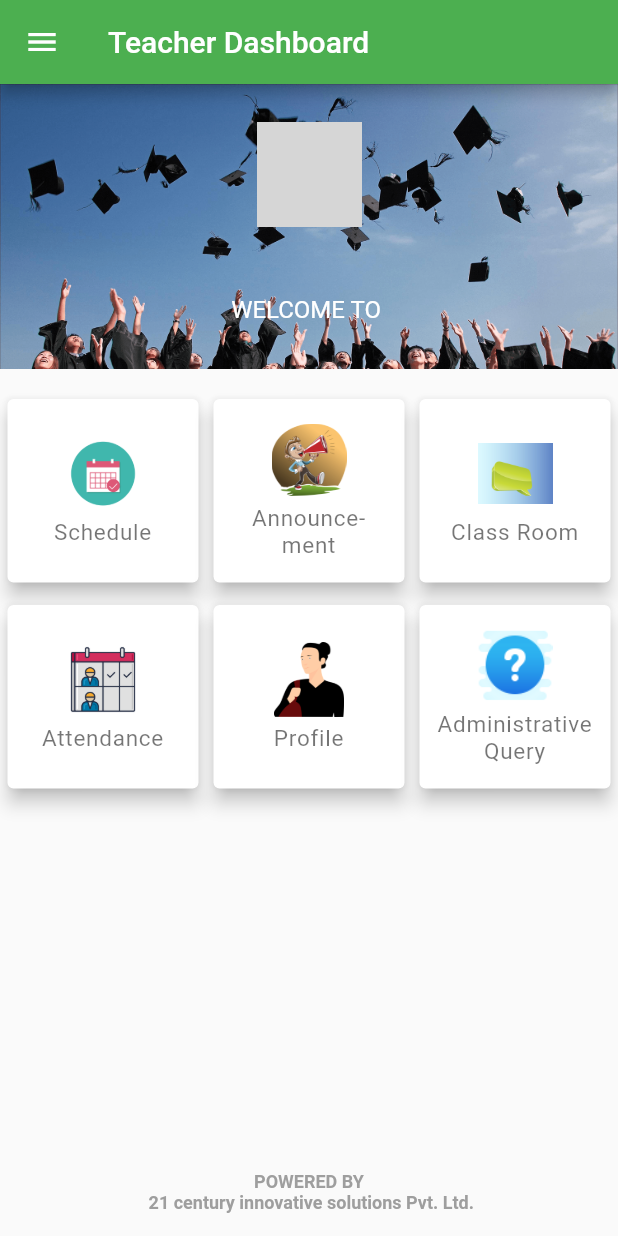
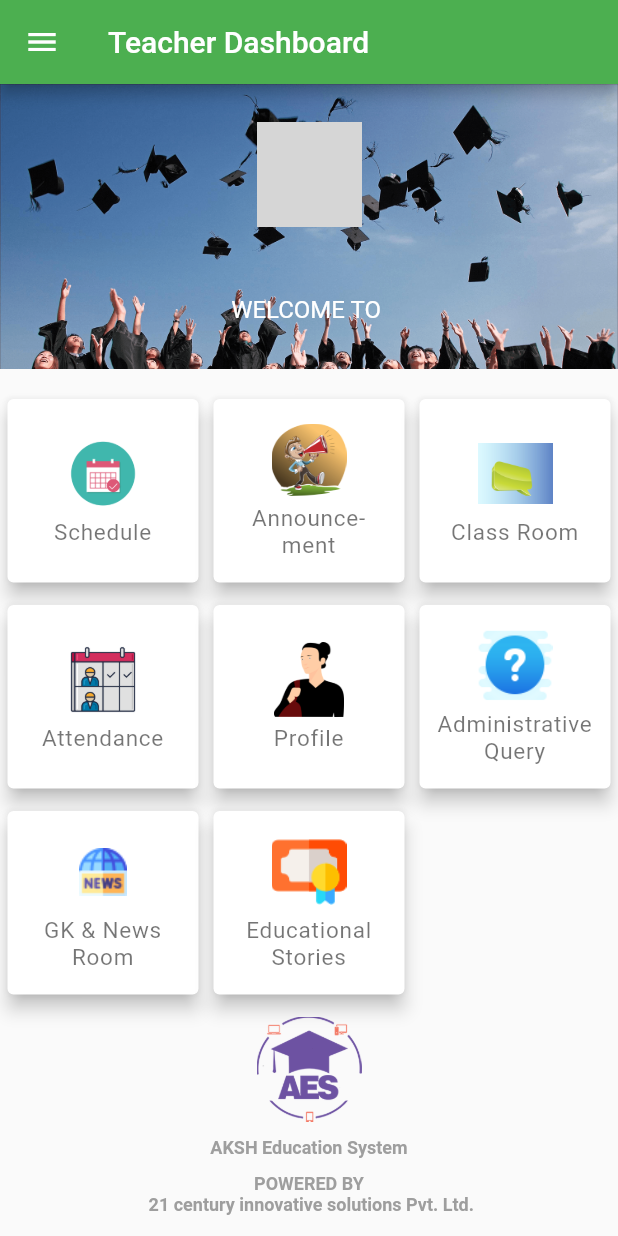
Before and after one commit to shrawank039/teachers_flutter, a Flutter app: the Announcement screen opened directly, in the side drawer, after a tap on "Dashboard", on a phone screen of 412 x 824 dp. Run offline on Flutter 3.47's test engine with Material 2 defaults, Android fonts, the phone set to English and light mode, and no system bars; our stand-ins replace cached_network_image, file_picker, flutter_spinkit, fluttertoast, image_picker, loading_overlay and 2 more; missing offline and left inert: adhara_socket_io, advance_pdf_viewer, jitsi_meet, onesignal_flutter; accounts and stored records are empty; network calls fail; statements that could not run were skipped; grey boxes are pictures that could not be loaded.

Commit message:
Update With Video call and news room

```diff
--- a/lib/CustomDrawer.dart
+++ b/lib/CustomDrawer.dart
@@ -2,6 +2,7 @@ import 'dart:convert';
 import 'package:flutter/cupertino.dart';
 import 'package:flutter/material.dart';
 import 'package:shared_preferences/shared_preferences.dart';
+import 'package:teachers/NewsRoom/NewsRoom.dart';
 import 'Dashboard/Dashboard.dart';
 import 'Profile/Profile.dart';
 import 'Announcement/Announcement.dart';
@@ -81,13 +82,13 @@ class _DrawerState extends State<CustomDrawer> {
           ),
 
           ListTile(
-            leading: const Icon(Icons.archive),
+            leading: const Icon(Icons.chat),
             title: Text(
-              'Profile',
+              'Class Room',
               style: MenuTextStyle,
             ),
             onTap: () {
-              Route route = MaterialPageRoute(builder: (context) => Profile());
+              Route route = MaterialPageRoute(builder: (context) => TabIndex());
               Navigator.pushReplacement(context, route);
             },
           ),
@@ -118,25 +119,43 @@ class _DrawerState extends State<CustomDrawer> {
           ),
 
           ListTile(
-            leading: const Icon(Icons.chat),
-            title: Text(
-              'Class Room',
-              style: MenuTextStyle,
-            ),
+            leading: const Icon(Icons.bookmark_border),
+            title: Text('GK & News Room', style: MenuTextStyle,),
             onTap: () {
-              Route route = MaterialPageRoute(builder: (context) => TabIndex());
+              Route route = MaterialPageRoute(builder: (context) => NewsRoom("news", "GK & News Room"));
               Navigator.pushReplacement(context, route);
             },
           ),
 
-//          ListTile(
-//            leading: const Icon(Icons.live_help),
-//            title: Text('Support', style: MenuTextStyle,),
-//            onTap: () {
-//              Route route = MaterialPageRoute(builder: (context) => ContactAgreement());
-//              Navigator.pushReplacement(context, route);
-//            },
-//          ),
+          ListTile(
+            leading: const Icon(Icons.bookmark_border),
+            title: Text('Educational Stories', style: MenuTextStyle,),
+            onTap: () {
+              Route route = MaterialPageRoute(builder: (context) => NewsRoom('storyTime', "Educational Stories"));
+              Navigator.pushReplacement(context, route);
+            },
+          ),
+
+          ListTile(
+            leading: const Icon(Icons.live_help),
+            title: Text('Support', style: MenuTextStyle,),
+            onTap: () {
+              Route route = MaterialPageRoute(builder: (context) => ContactAgreement());
+              Navigator.pushReplacement(context, route);
+            },
+          ),
+
+          ListTile(
+            leading: const Icon(Icons.archive),
+            title: Text(
+              'Profile',
+              style: MenuTextStyle,
+            ),
+            onTap: () {
+              Route route = MaterialPageRoute(builder: (context) => Profile());
+              Navigator.pushReplacement(context, route);
+            },
+          ),
 
           Divider(),
           ListTile(
--- a/lib/Dashboard/Dashboard.dart
+++ b/lib/Dashboard/Dashboard.dart
@@ -9,6 +9,7 @@ import 'package:teachers/Support/Contact.dart';
 import '../Announcement/Announcement.dart';
 import '../Fragments/TabIndex.dart';
 import '../Schedule/Schedule.dart';
+import '../NewsRoom/NewsRoom.dart';
 
 class Dashboard extends StatefulWidget {
   @override
@@ -28,6 +29,8 @@ class _DashboardState extends State<Dashboard> {
     'Attendance',
     'Profile',
     'Administrative \nQuery',
+    'GK & News \nRoom',
+    'Educational Stories',
   ];
 
   final carIcons = [
@@ -37,6 +40,8 @@ class _DashboardState extends State<Dashboard> {
     'assets/images/attendance.png',
     'assets/images/profile.png',
     'assets/images/help.png',
+    'assets/images/news.png',
+    'assets/images/education.png',
   ];
 
   final colors = [
@@ -46,6 +51,8 @@ class _DashboardState extends State<Dashboard> {
     Colors.purple[200],
     Colors.green[300],
     Colors.purple[300],
+    Colors.green[200],
+    Colors.red[300],
   ];
 
   @override
@@ -74,8 +81,10 @@ class _DashboardState extends State<Dashboard> {
           backgroundColor: Colors.green,
           title: Text("Teacher Dashboard"),
         ),
-        body: Stack(
+        body: SingleChildScrollView(
+          child: Column(
             children: <Widget>[
+
               Container(
                 width: double.infinity,
                 height: 200.0,
@@ -143,23 +152,21 @@ class _DashboardState extends State<Dashboard> {
                 ),
                 //Image.asset('assets/images/school.jpg'),
               ),
-            Container(
-              padding: EdgeInsets.only(top: 200, bottom: 40),
-              child: GridView.builder(
+
+              GridView.builder(
+                shrinkWrap: true,
+                physics: NeverScrollableScrollPhysics(),
                 itemCount: carIcons.length,
-                gridDelegate: SliverGridDelegateWithFixedCrossAxisCount(
-                    crossAxisCount: 3),
+                gridDelegate: SliverGridDelegateWithFixedCrossAxisCount(crossAxisCount: 3),
                 itemBuilder: (BuildContext context, int index) {
                   return Card(
                     elevation: 5.0,
-                    margin: EdgeInsets.only(
-                        top: 10.0, left: 5.0, right: 5.0, bottom: 5.0),
+                    margin: EdgeInsets.only(top: 10.0, left: 5.0, right: 5.0, bottom: 5.0),
                     child: Container(
                       child: GestureDetector(
                         onTap: () {
                           if (index == 2) {
-                            Route route = MaterialPageRoute(
-                                builder: (context) => TabIndex());
+                            Route route = MaterialPageRoute(builder: (context) => TabIndex());
                             Navigator.push(context, route);
                           }
 
@@ -170,14 +177,17 @@ class _DashboardState extends State<Dashboard> {
                           }
 
                           if (index == 1) {
-                            Route route = MaterialPageRoute(
-                                builder: (context) => Announcement());
+                            Route route = MaterialPageRoute(builder: (context) => Announcement());
                             Navigator.push(context, route);
                           }
 
                           if (index == 3) {
-                            Route route = MaterialPageRoute(
-                                builder: (context) => StudentAttaindance());
+                            Route route = MaterialPageRoute(builder: (context) => StudentAttaindance());
+                            Navigator.push(context, route);
+                          }
+
+                          if (index == 4) {
+                            Route route = MaterialPageRoute(builder: (context) => Profile());
                             Navigator.push(context, route);
                           }
 
@@ -186,11 +196,17 @@ class _DashboardState extends State<Dashboard> {
                             Navigator.push(context, route);
                           }
 
-                          if (index == 4) {
-                            Route route = MaterialPageRoute(
-                                builder: (context) => Profile());
+                          if (index == 6) {
+                            Route route = MaterialPageRoute(builder: (context) => NewsRoom('news', "GK & News Room"));
                             Navigator.push(context, route);
                           }
+
+                          if (index == 7) {
+                            Route route = MaterialPageRoute(builder: (context) => NewsRoom('storyTime', "Educational Stories"));
+                            Navigator.push(context, route);
+                          }
+
+
                         },
                         child: Container(
                           //color: colors[index],
@@ -226,23 +242,24 @@ class _DashboardState extends State<Dashboard> {
                   );
                 },
               ),
+
+              Container(
+                  margin: EdgeInsets.only(bottom: 10, top: 10),
+                  child: Image.asset('assets/images/ic_launcher.png', width: 70,)
               ),
-            Positioned(
-              bottom: 5,
-              child: Container(
+              Container(
                 width: MediaQuery.of(context).size.width,
                 margin: EdgeInsets.only(bottom: 10),
-                child: Text(
-                  'POWERED BY \n 21 century innovative solutions Pvt. Ltd.',
-                  textAlign: TextAlign.center,
-                  style: TextStyle(
-                      fontSize: 12,
-                      fontWeight: FontWeight.bold,
-                      color: Colors.grey),
+                child: Text('AKSH Education System', textAlign: TextAlign.center, style: TextStyle( fontSize: 12, fontWeight: FontWeight.bold, color: Colors.grey),),
               ),
+              Container(
+                width: MediaQuery.of(context).size.width,
+                margin: EdgeInsets.only(bottom: 10),
+                child: Text('POWERED BY \n 21 century innovative solutions Pvt. Ltd.', textAlign: TextAlign.center, style: TextStyle( fontSize: 12, fontWeight: FontWeight.bold, color: Colors.grey),),
+              )
+
+            ],
           ),
-            ),
-          ],
         ),
       ),
     );
--- a/pubspec.yaml
+++ b/pubspec.yaml
@@ -41,6 +41,8 @@ dependencies:
   advance_pdf_viewer: ^1.1.6
   file_picker: ^1.9.0+1
   loading_overlay: ^0.2.1
+  jitsi_meet: ^0.2.2
+  video_player: ^0.10.11+1
 
 dev_dependencies:
   flutter_test:
```
Also changed, not shown: lib/GroupChat/ChatScreen.dart (+80 -14 lines), lib/NewsRoom/FullNews.dart (added, +89 -0 lines), lib/NewsRoom/NewsRoom.dart (added, +68 -0 lines), lib/ServerAPI.dart (+18 -0 lines), assets/images/education.png (added), assets/images/ic_launcher.png (added), assets/images/news.png (added), pubspec.lock, 3 other files. Lines whose indentation alone changed are shown as unchanged.
